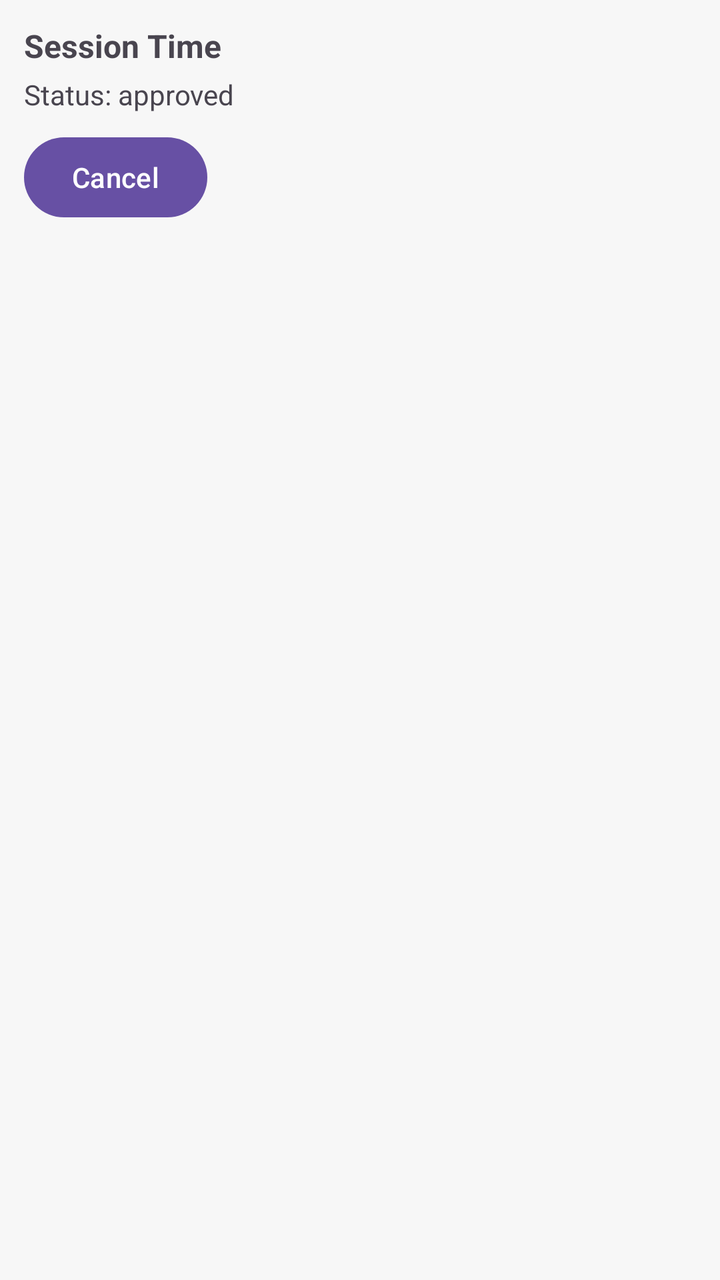
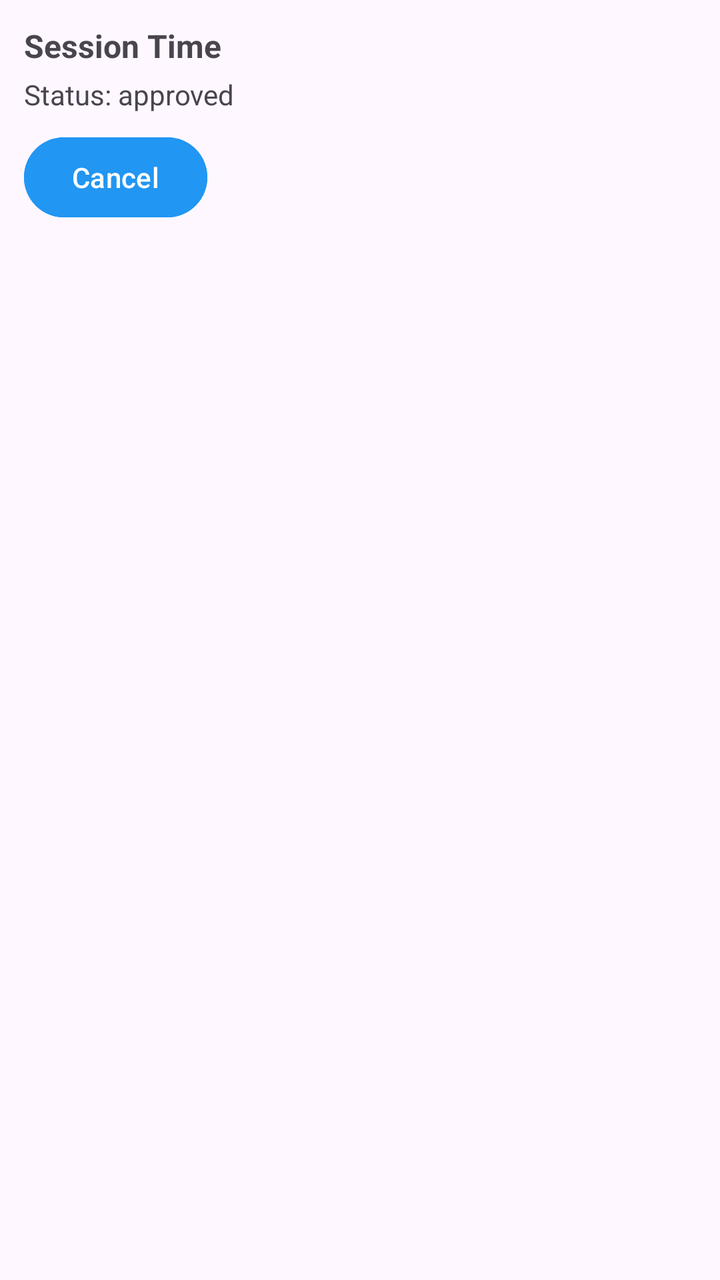

The first picture is an Android layout as it rendered before a commit; the second is the same layout after the commit. The layout source and the unified diff follow.
<!-- AndroidManifest.xml: application theme Theme.Math_tutor_application -->
<!-- res/layout/item_student_upcoming_session.xml -->
<LinearLayout xmlns:android="http://schemas.android.com/apk/res/android"
    android:layout_width="match_parent"
    android:layout_height="wrap_content"
    android:orientation="vertical"
    android:padding="12dp"
    android:layout_margin="8dp"
    android:background="#F7F7F7">

    <TextView
        android:id="@+id/sessionTime"
        android:layout_width="match_parent"
        android:layout_height="wrap_content"
        android:text="Session Time"
        android:textSize="16sp"
        android:textStyle="bold" />

    <TextView
        android:id="@+id/sessionStatus"
        android:layout_width="match_parent"
        android:layout_height="wrap_content"
        android:text="Status: approved"
        android:textSize="14sp"
        android:layout_marginTop="4dp" />

    <Button
        android:id="@+id/cancelButton"
        android:layout_width="wrap_content"
        android:layout_height="wrap_content"
        android:text="Cancel"
        android:layout_marginTop="8dp" />


</LinearLayout>
<!-- resources referenced by this layout -->
<resources>
  <style name="Theme.Math_tutor_application" parent="Base.Theme.Math_tutor_application" />
  <style name="Base.Theme.Math_tutor_application" parent="Theme.Material3.DayNight.NoActionBar">
          
          
      </style>
</resources>

<!-- the commit's change to res/layout/item_student_upcoming_session.xml (unified diff, before → after) -->
@@ -3,8 +3,7 @@
     android:layout_height="wrap_content"
     android:orientation="vertical"
     android:padding="12dp"
-    android:layout_margin="8dp"
-    android:background="#F7F7F7">
+    android:layout_margin="8dp">
 
     <TextView
         android:id="@+id/sessionTime"
@@ -27,7 +26,10 @@
         android:layout_width="wrap_content"
         android:layout_height="wrap_content"
         android:text="Cancel"
-        android:layout_marginTop="8dp" />
+        android:layout_marginTop="8dp"
+        android:backgroundTint="#2196F3"
+        android:textColor="#FFFFFF"
+        />
 
 
 </LinearLayout>
